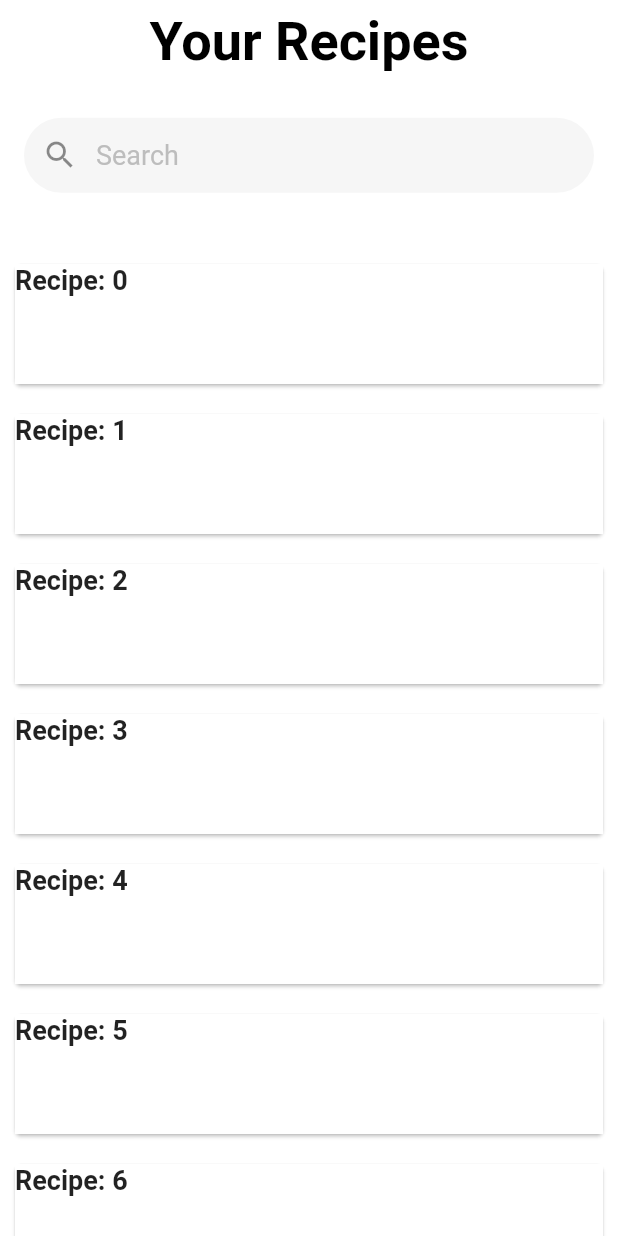
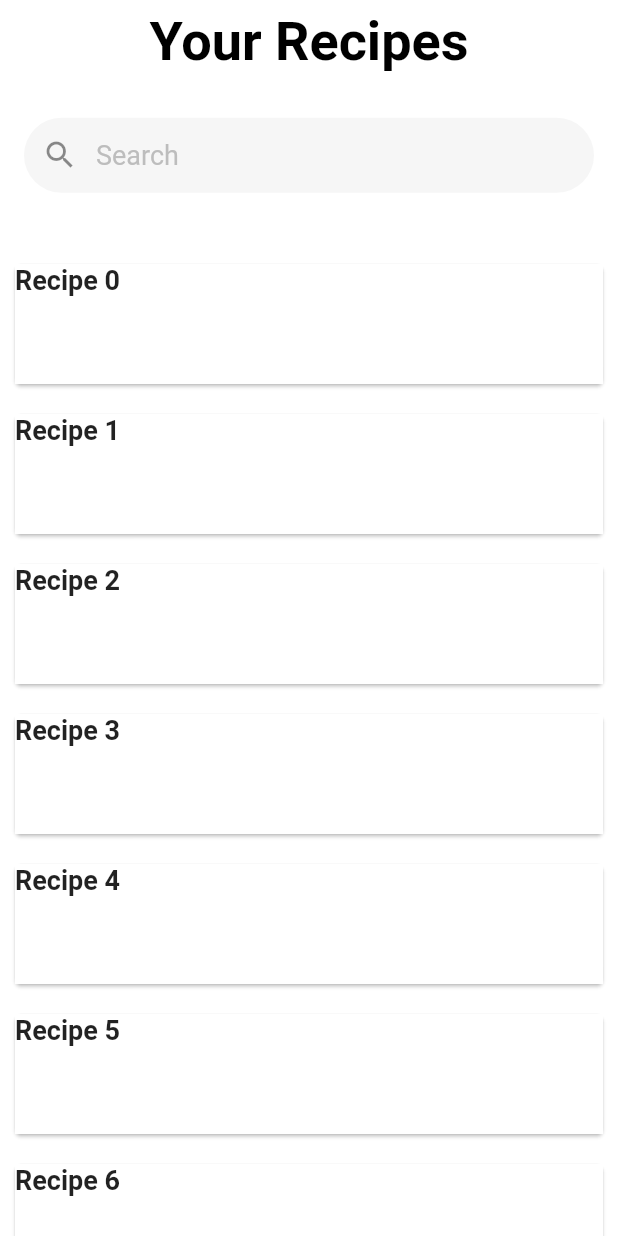
Before and after one commit to CheffronUNF/CheffronMobile, a Flutter app: the HomePage screen opened directly, on a phone screen of 412 x 824 dp. Run offline on Flutter 3.47's test engine with Material 2 defaults, Android fonts, the phone set to English and light mode, and no system bars.

Commit message:
Small improvements to sliverList

```diff
--- a/lib/main.dart
+++ b/lib/main.dart
@@ -330,7 +330,7 @@ class _HomePageState extends State<HomePage> {
                       height: 90,
                       alignment: Alignment.topLeft,
                       child: Text(
-                        'Recipe: $index', style: const TextStyle(fontSize: 18, fontWeight: FontWeight.bold),
+                        'Recipe $index', style: const TextStyle(fontSize: 18, fontWeight: FontWeight.bold),
                       ),
                     ),
                   );
```
